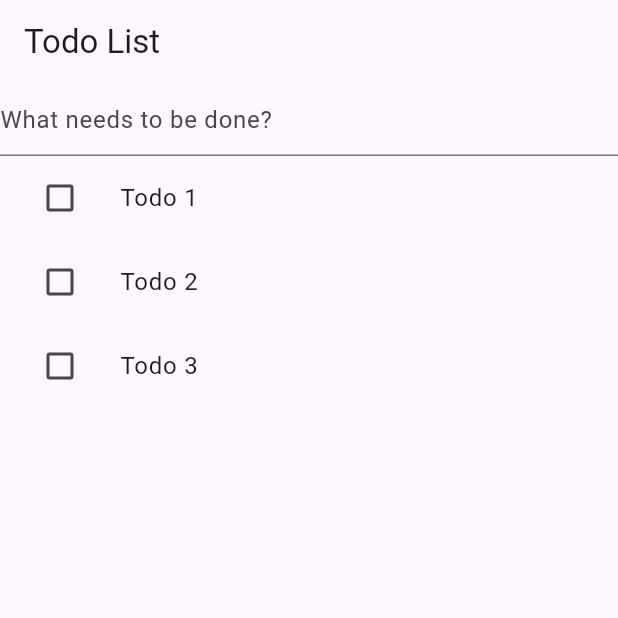
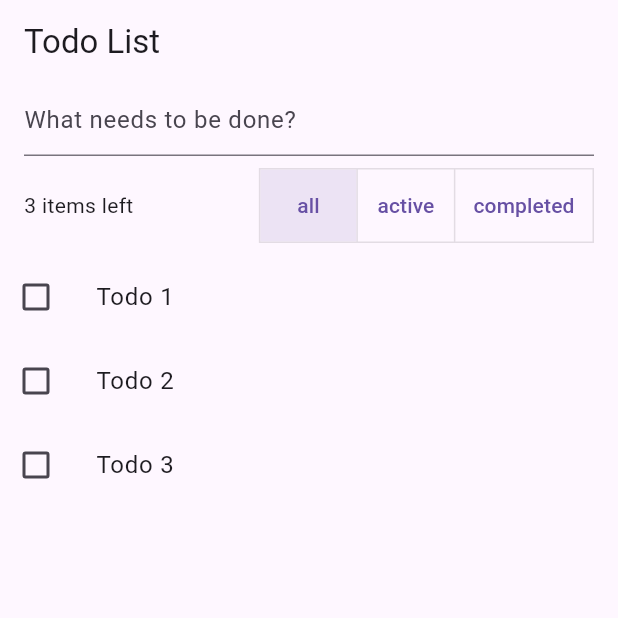
Before and after one commit to kywsta/todo_sample, a Flutter app: the screen it shows after launch, on a phone screen of 412 x 824 dp, the top half of it. Run offline on Flutter 3.47's test engine with Material 3 defaults, Android fonts, the light colour scheme and no system bars; our stand-ins replace flutter_riverpod, riverpod_annotation; generated files the repository leaves out were written again.

Commit message:
Implement todo filter

```diff
--- a/lib/models/todo.dart
+++ b/lib/models/todo.dart
@@ -1,4 +1,5 @@
 import 'package:flutter/widgets.dart';
+import 'package:flutter_riverpod/flutter_riverpod.dart';
 import 'package:riverpod_annotation/riverpod_annotation.dart';
 import 'package:todo_sample/repositories/todo_repository.dart';
 
@@ -39,6 +40,7 @@ class TodoList extends _$TodoList {
   @override
   Future<List<Todo>> build() async {
     final todoRepository = ref.watch(todoRepositoryProvider);
+
     return await todoRepository.loadTodos();
   }
 
@@ -47,6 +49,8 @@ class TodoList extends _$TodoList {
     await todoRepository.addTodo(title);
 
     ref.invalidateSelf();
+
+    await future;
   }
 
   Future<void> toggleTodo(String id) async {
@@ -54,6 +58,8 @@ class TodoList extends _$TodoList {
     await todoRepository.toggleTodo(id);
 
     ref.invalidateSelf();
+
+    await future;
   }
 
   Future<void> updateTodo(Todo todo) async {
@@ -61,6 +67,8 @@ class TodoList extends _$TodoList {
     await todoRepository.updateTodo(todo);
 
     ref.invalidateSelf();
+
+    await future;
   }
 
   Future<void> removeTodo(String id) async {
@@ -68,5 +76,57 @@ class TodoList extends _$TodoList {
     await todoRepository.removeTodo(id);
 
     ref.invalidateSelf();
+
+    await future;
   }
 }
+
+enum TodoFilterType {
+  all,
+  active,
+  completed,
+}
+
+@riverpod
+class TodoFilter extends _$TodoFilter {
+  @override
+  TodoFilterType build() => TodoFilterType.all;
+
+  void setFilter(TodoFilterType filter) {
+    state = filter;
+  }
+}
+
+@riverpod
+List<Todo> filteredTodos(Ref ref) {
+  final filter = ref.watch(todoFilterProvider);
+  final todoList = ref.watch(todoListProvider);
+
+  return todoList.when(
+    data: (todos) {
+      switch (filter) {
+        case TodoFilterType.all:
+          return todos;
+        case TodoFilterType.active:
+          return todos.where((todo) => !todo.isDone).toList();
+        case TodoFilterType.completed:
+          return todos.where((todo) => todo.isDone).toList();
+      }
+    },
+    loading: () => todoList.valueOrNull ?? [],
+    error: (error, stackTrace) {
+      debugPrint("Error: $error");
+      return [];
+    },
+  );
+}
+
+@riverpod
+int uncompletedTodoCount(Ref ref) {
+  try {
+    final todoList = ref.watch(todoListProvider).requireValue;
+    return todoList.where((todo) => !todo.isDone).length;
+  } catch (e) {
+    return 0;
+  }
+}
--- /dev/null
+++ b/lib/views/todo_filter_bar.dart
@@ -0,0 +1,59 @@
+import 'package:flutter/material.dart';
+import 'package:flutter_riverpod/flutter_riverpod.dart';
+import 'package:todo_sample/models/todo.dart';
+
+class TodoFilterBar extends ConsumerWidget {
+  const TodoFilterBar({super.key});
+
+  @override
+  Widget build(BuildContext context, WidgetRef ref) {
+    final uncompletedTodoCount = ref.watch(uncompletedTodoCountProvider);
+
+    return Material(
+      child: Padding(
+        padding: const EdgeInsets.symmetric(horizontal: 16.0, vertical: 8.0),
+        child: Row(
+          mainAxisAlignment: MainAxisAlignment.spaceBetween,
+          children: [
+            Expanded(
+              child: _buildUncompletedTodoCount(uncompletedTodoCount),
+            ),
+            _buildFilterButtons(ref),
+          ],
+        ),
+      ),
+    );
+  }
+
+  Widget _buildUncompletedTodoCount(int count) {
+    return Text(
+      "$count ${count == 1 ? "item" : "items"} left",
+    );
+  }
+
+  Widget _buildFilterButtons(WidgetRef ref) {
+    final filter = ref.watch(todoFilterProvider);
+
+    return ToggleButtons(
+      onPressed: (int index) {
+        ref.read(todoFilterProvider.notifier).setFilter(
+              TodoFilterType.values[index],
+            );
+      },
+      isSelected: [
+        filter == TodoFilterType.all,
+        filter == TodoFilterType.active,
+        filter == TodoFilterType.completed,
+      ],
+      children:
+          TodoFilterType.values.map((e) => _buildFilterButton(ref, e)).toList(),
+    );
+  }
+
+  Widget _buildFilterButton(WidgetRef ref, TodoFilterType filter) {
+    return TextButton(
+      onPressed: () => ref.read(todoFilterProvider.notifier).setFilter(filter),
+      child: Text(filter.name),
+    );
+  }
+}
--- a/lib/views/todo_list_view.dart
+++ b/lib/views/todo_list_view.dart
@@ -13,10 +13,9 @@ class TodoListView extends ConsumerWidget {
 
   @override
   Widget build(BuildContext context, WidgetRef ref) {
-    final todoList = ref.watch(todoListProvider);
+    final todos = ref.watch(filteredTodosProvider);
 
-    return todoList.when(
-      data: (todos) => ListView.builder(
+    return ListView.builder(
       itemCount: todos.length,
       itemBuilder: (context, index) {
         debugPrint("Building: ${todos[index].title}");
@@ -34,10 +33,6 @@ class TodoListView extends ConsumerWidget {
           ),
         );
       },
-      ),
-      loading: () => const Center(child: CircularProgressIndicator()),
-      error: (error, stackTrace) =>
-          Center(child: Text("Oops! Something went wrong.")),
     );
   }
 }
@@ -52,7 +47,9 @@ class TodoListTile extends ConsumerWidget {
     debugPrint("Building List Tile: ${todo.title}");
 
     return Material(
+      color: Colors.transparent,
       child: ListTile(
+        contentPadding: EdgeInsets.zero,
         title: Text(todo.title),
         leading: Checkbox(
           value: todo.isDone,
--- a/lib/views/todo_page.dart
+++ b/lib/views/todo_page.dart
@@ -1,6 +1,7 @@
 import 'package:flutter/material.dart';
 import 'package:flutter_riverpod/flutter_riverpod.dart';
 import 'package:todo_sample/models/todo.dart';
+import 'package:todo_sample/views/todo_filter_bar.dart';
 import 'package:todo_sample/views/todo_list_view.dart';
 
 class TodoPage extends ConsumerStatefulWidget {
@@ -22,6 +23,7 @@ class _TodoPageState extends ConsumerState<TodoPage> {
       body: Column(
         children: [
           _buildTodoInput(),
+          _buildTodoFilterBar(),
           Expanded(child: _buildTodoList()),
         ],
       ),
@@ -29,17 +31,24 @@ class _TodoPageState extends ConsumerState<TodoPage> {
   }
 
   Widget _buildTodoInput() {
-    return TextFormField(
-      controller: _textEditingController,
-      onFieldSubmitted: (value) => _addTodo(),
-      decoration: InputDecoration(
-        hintText: "What needs to be done?",
+    return Padding(
+      padding: const EdgeInsets.symmetric(horizontal: 16.0),
+      child: TextFormField(
+        controller: _textEditingController,
+        onFieldSubmitted: (value) => _addTodo(),
+        decoration: InputDecoration(
+          hintText: "What needs to be done?",
+        ),
       ),
     );
   }
 
+  Widget _buildTodoFilterBar() {
+    return const TodoFilterBar();
+  }
+
   Widget _buildTodoList() {
-    return TodoListView();
+    return const TodoListView();
   }
 
   void _addTodo() {
```
Also changed, not shown: lib/repositories/in_memory_todo_repository.dart (+6 -6 lines), lib/models/todo.g.dart. Lines whose indentation alone changed are shown as unchanged.
